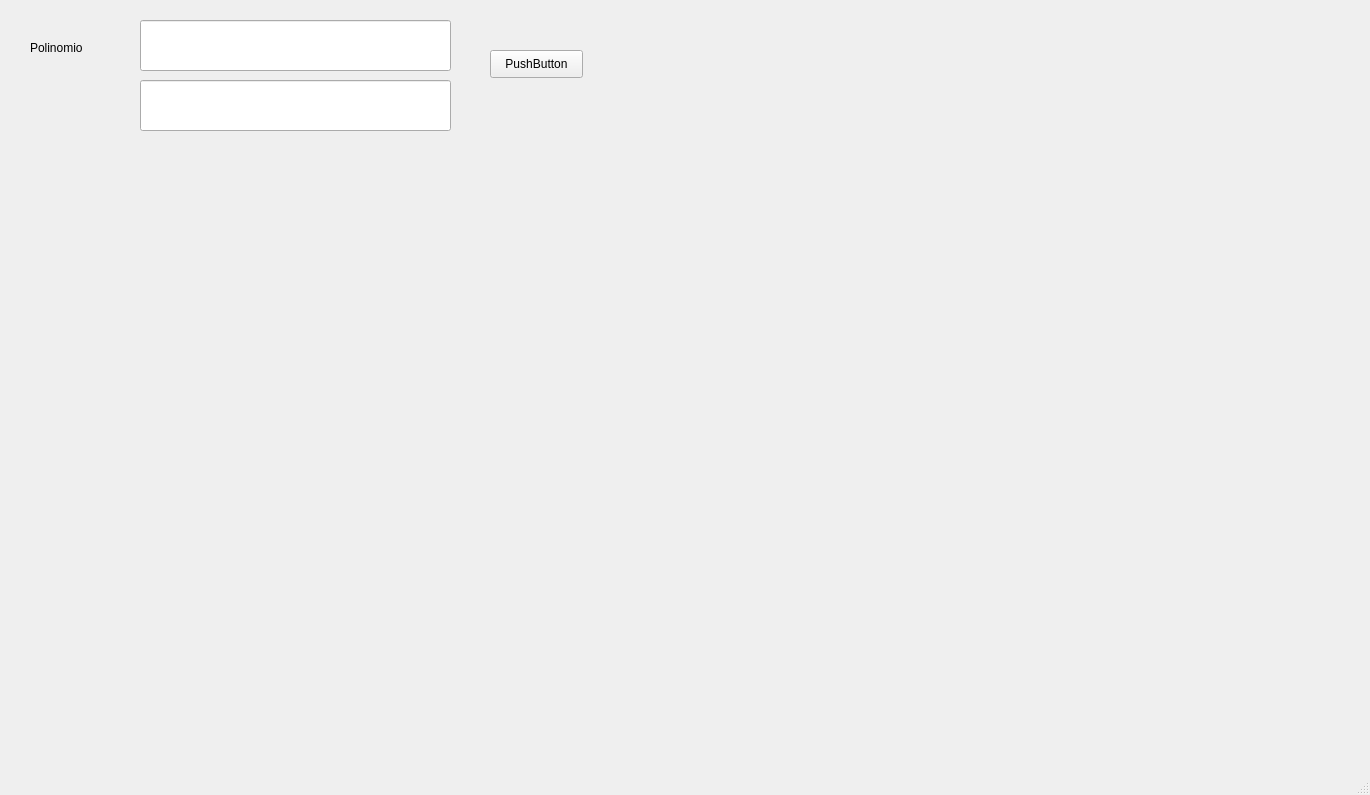
Old version of the form PIP/PIP_U4_EQ_1/PIP_Ejercicios/Graficacion/Plantilla_Grafica.ui in the repository Antonio1509/PIP.
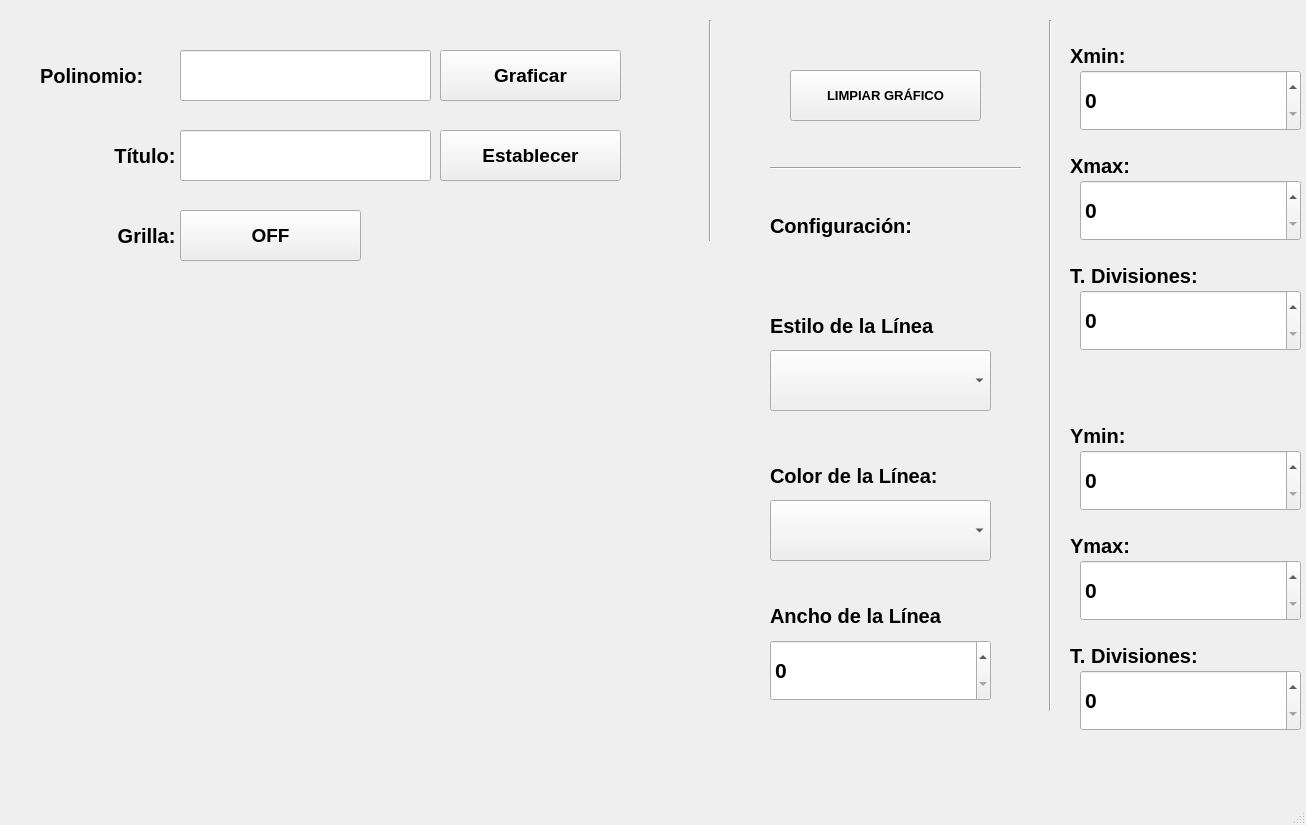
New version of the form.

Patch:
```diff
--- a/PIP/PIP_U4_EQ_1/PIP_Ejercicios/Graficacion/Plantilla_Grafica.ui
+++ b/PIP/PIP_U4_EQ_1/PIP_Ejercicios/Graficacion/Plantilla_Grafica.ui
@@ -6,58 +6,581 @@
    <rect>
     <x>0</x>
     <y>0</y>
-    <width>1370</width>
-    <height>795</height>
+    <width>1306</width>
+    <height>825</height>
    </rect>
   </property>
   <property name="windowTitle">
    <string>MainWindow</string>
   </property>
   <widget class="QWidget" name="centralwidget">
+   <widget class="QPushButton" name="btn_graficar">
+    <property name="geometry">
+     <rect>
+      <x>440</x>
+      <y>50</y>
+      <width>181</width>
+      <height>51</height>
+     </rect>
+    </property>
+    <property name="font">
+     <font>
+      <pointsize>14</pointsize>
+      <weight>75</weight>
+      <bold>true</bold>
+     </font>
+    </property>
+    <property name="text">
+     <string>Graficar</string>
+    </property>
+   </widget>
    <widget class="QLabel" name="label">
     <property name="geometry">
      <rect>
-      <x>30</x>
-      <y>40</y>
-      <width>91</width>
+      <x>40</x>
+      <y>50</y>
+      <width>141</width>
+      <height>51</height>
+     </rect>
+    </property>
+    <property name="font">
+     <font>
+      <pointsize>15</pointsize>
+      <weight>75</weight>
+      <bold>true</bold>
+     </font>
+    </property>
+    <property name="text">
+     <string>Polinomio: </string>
+    </property>
+   </widget>
+   <widget class="QLineEdit" name="txt_polinomio">
+    <property name="geometry">
+     <rect>
+      <x>180</x>
+      <y>50</y>
+      <width>251</width>
+      <height>51</height>
+     </rect>
+    </property>
+   </widget>
+   <widget class="QLabel" name="label_2">
+    <property name="geometry">
+     <rect>
+      <x>40</x>
+      <y>130</y>
+      <width>141</width>
+      <height>51</height>
+     </rect>
+    </property>
+    <property name="font">
+     <font>
+      <pointsize>15</pointsize>
+      <weight>75</weight>
+      <bold>true</bold>
+     </font>
+    </property>
+    <property name="text">
+     <string>Título: </string>
+    </property>
+    <property name="alignment">
+     <set>Qt::AlignRight|Qt::AlignTrailing|Qt::AlignVCenter</set>
+    </property>
+   </widget>
+   <widget class="QLineEdit" name="txt_titulo">
+    <property name="geometry">
+     <rect>
+      <x>180</x>
+      <y>130</y>
+      <width>251</width>
+      <height>51</height>
+     </rect>
+    </property>
+   </widget>
+   <widget class="QPushButton" name="btn_titulo">
+    <property name="geometry">
+     <rect>
+      <x>440</x>
+      <y>130</y>
+      <width>181</width>
+      <height>51</height>
+     </rect>
+    </property>
+    <property name="font">
+     <font>
+      <pointsize>14</pointsize>
+      <weight>75</weight>
+      <bold>true</bold>
+     </font>
+    </property>
+    <property name="text">
+     <string>Establecer</string>
+    </property>
+   </widget>
+   <widget class="QLabel" name="label_3">
+    <property name="geometry">
+     <rect>
+      <x>40</x>
+      <y>210</y>
+      <width>141</width>
+      <height>51</height>
+     </rect>
+    </property>
+    <property name="font">
+     <font>
+      <pointsize>15</pointsize>
+      <weight>75</weight>
+      <bold>true</bold>
+     </font>
+    </property>
+    <property name="text">
+     <string>Grilla: </string>
+    </property>
+    <property name="alignment">
+     <set>Qt::AlignRight|Qt::AlignTrailing|Qt::AlignVCenter</set>
+    </property>
+   </widget>
+   <widget class="QPushButton" name="btn_grilla">
+    <property name="geometry">
+     <rect>
+      <x>180</x>
+      <y>210</y>
+      <width>181</width>
+      <height>51</height>
+     </rect>
+    </property>
+    <property name="font">
+     <font>
+      <pointsize>14</pointsize>
+      <weight>75</weight>
+      <bold>true</bold>
+     </font>
+    </property>
+    <property name="text">
+     <string>OFF</string>
+    </property>
+   </widget>
+   <widget class="QWidget" name="verticalLayoutWidget">
+    <property name="geometry">
+     <rect>
+      <x>10</x>
+      <y>270</y>
+      <width>731</width>
+      <height>501</height>
+     </rect>
+    </property>
+    <layout class="QVBoxLayout" name="verticalLayout"/>
+   </widget>
+   <widget class="QPushButton" name="btn_limpiar">
+    <property name="geometry">
+     <rect>
+      <x>790</x>
+      <y>70</y>
+      <width>191</width>
+      <height>51</height>
+     </rect>
+    </property>
+    <property name="font">
+     <font>
+      <pointsize>10</pointsize>
+      <weight>75</weight>
+      <bold>true</bold>
+     </font>
+    </property>
+    <property name="text">
+     <string>LIMPIAR GRÁFICO</string>
+    </property>
+   </widget>
+   <widget class="Line" name="line">
+    <property name="geometry">
+     <rect>
+      <x>770</x>
+      <y>160</y>
+      <width>251</width>
       <height>16</height>
      </rect>
     </property>
+    <property name="orientation">
+     <enum>Qt::Horizontal</enum>
+    </property>
+   </widget>
+   <widget class="Line" name="line_2">
+    <property name="geometry">
+     <rect>
+      <x>700</x>
+      <y>20</y>
+      <width>20</width>
+      <height>221</height>
+     </rect>
+    </property>
+    <property name="orientation">
+     <enum>Qt::Vertical</enum>
+    </property>
+   </widget>
+   <widget class="QLabel" name="label_4">
+    <property name="geometry">
+     <rect>
+      <x>770</x>
+      <y>200</y>
+      <width>201</width>
+      <height>51</height>
+     </rect>
+    </property>
+    <property name="font">
+     <font>
+      <pointsize>15</pointsize>
+      <weight>75</weight>
+      <bold>true</bold>
+     </font>
+    </property>
     <property name="text">
-     <string>Polinomio</string>
+     <string>Configuración: </string>
     </property>
    </widget>
-   <widget class="QLineEdit" name="lineEdit">
+   <widget class="QLabel" name="label_5">
     <property name="geometry">
      <rect>
-      <x>140</x>
+      <x>770</x>
+      <y>300</y>
+      <width>231</width>
+      <height>51</height>
+     </rect>
+    </property>
+    <property name="font">
+     <font>
+      <pointsize>15</pointsize>
+      <weight>75</weight>
+      <bold>true</bold>
+     </font>
+    </property>
+    <property name="text">
+     <string>Estilo de la Línea</string>
+    </property>
+   </widget>
+   <widget class="QLabel" name="label_6">
+    <property name="geometry">
+     <rect>
+      <x>770</x>
+      <y>450</y>
+      <width>211</width>
+      <height>51</height>
+     </rect>
+    </property>
+    <property name="font">
+     <font>
+      <pointsize>15</pointsize>
+      <weight>75</weight>
+      <bold>true</bold>
+     </font>
+    </property>
+    <property name="text">
+     <string>Color de la Línea:</string>
+    </property>
+   </widget>
+   <widget class="QLabel" name="label_7">
+    <property name="geometry">
+     <rect>
+      <x>770</x>
+      <y>590</y>
+      <width>231</width>
+      <height>51</height>
+     </rect>
+    </property>
+    <property name="font">
+     <font>
+      <pointsize>15</pointsize>
+      <weight>75</weight>
+      <bold>true</bold>
+     </font>
+    </property>
+    <property name="text">
+     <string>Ancho de la Línea </string>
+    </property>
+   </widget>
+   <widget class="QComboBox" name="cb_estiloLinea">
+    <property name="geometry">
+     <rect>
+      <x>770</x>
+      <y>350</y>
+      <width>221</width>
+      <height>61</height>
+     </rect>
+    </property>
+    <property name="font">
+     <font>
+      <pointsize>16</pointsize>
+      <weight>75</weight>
+      <bold>true</bold>
+     </font>
+    </property>
+   </widget>
+   <widget class="QComboBox" name="cb_ColorLinea">
+    <property name="geometry">
+     <rect>
+      <x>770</x>
+      <y>500</y>
+      <width>221</width>
+      <height>61</height>
+     </rect>
+    </property>
+    <property name="font">
+     <font>
+      <pointsize>16</pointsize>
+      <weight>75</weight>
+      <bold>true</bold>
+     </font>
+    </property>
+   </widget>
+   <widget class="QSpinBox" name="sp_anchoLinea">
+    <property name="geometry">
+     <rect>
+      <x>770</x>
+      <y>640</y>
+      <width>221</width>
+      <height>61</height>
+     </rect>
+    </property>
+    <property name="font">
+     <font>
+      <pointsize>16</pointsize>
+      <weight>75</weight>
+      <bold>true</bold>
+     </font>
+    </property>
+   </widget>
+   <widget class="Line" name="line_3">
+    <property name="geometry">
+     <rect>
+      <x>1040</x>
       <y>20</y>
-      <width>311</width>
+      <width>20</width>
+      <height>691</height>
+     </rect>
+    </property>
+    <property name="orientation">
+     <enum>Qt::Vertical</enum>
+    </property>
+   </widget>
+   <widget class="QLabel" name="label_8">
+    <property name="geometry">
+     <rect>
+      <x>1070</x>
+      <y>30</y>
+      <width>91</width>
       <height>51</height>
      </rect>
     </property>
+    <property name="font">
+     <font>
+      <pointsize>15</pointsize>
+      <weight>75</weight>
+      <bold>true</bold>
+     </font>
+    </property>
+    <property name="text">
+     <string>Xmin:</string>
+    </property>
    </widget>
-   <widget class="QPushButton" name="pushButton">
+   <widget class="QLabel" name="label_9">
     <property name="geometry">
      <rect>
-      <x>490</x>
-      <y>50</y>
-      <width>93</width>
-      <height>28</height>
+      <x>1070</x>
+      <y>140</y>
+      <width>91</width>
+      <height>51</height>
      </rect>
     </property>
+    <property name="font">
+     <font>
+      <pointsize>15</pointsize>
+      <weight>75</weight>
+      <bold>true</bold>
+     </font>
+    </property>
     <property name="text">
-     <string>PushButton</string>
+     <string>Xmax:</string>
     </property>
    </widget>
-   <widget class="QLineEdit" name="lineEdit_2">
+   <widget class="QLabel" name="label_12">
     <property name="geometry">
      <rect>
-      <x>140</x>
-      <y>80</y>
-      <width>311</width>
+      <x>1070</x>
+      <y>250</y>
+      <width>171</width>
       <height>51</height>
      </rect>
+    </property>
+    <property name="font">
+     <font>
+      <pointsize>15</pointsize>
+      <weight>75</weight>
+      <bold>true</bold>
+     </font>
+    </property>
+    <property name="text">
+     <string>T. Divisiones: </string>
+    </property>
+   </widget>
+   <widget class="QSpinBox" name="sp_Xmin">
+    <property name="geometry">
+     <rect>
+      <x>1080</x>
+      <y>70</y>
+      <width>221</width>
+      <height>61</height>
+     </rect>
+    </property>
+    <property name="font">
+     <font>
+      <pointsize>16</pointsize>
+      <weight>75</weight>
+      <bold>true</bold>
+     </font>
+    </property>
+   </widget>
+   <widget class="QSpinBox" name="sp_Xmax">
+    <property name="geometry">
+     <rect>
+      <x>1080</x>
+      <y>180</y>
+      <width>221</width>
+      <height>61</height>
+     </rect>
+    </property>
+    <property name="font">
+     <font>
+      <pointsize>16</pointsize>
+      <weight>75</weight>
+      <bold>true</bold>
+     </font>
+    </property>
+   </widget>
+   <widget class="QSpinBox" name="sp_divisionesX">
+    <property name="geometry">
+     <rect>
+      <x>1080</x>
+      <y>290</y>
+      <width>221</width>
+      <height>61</height>
+     </rect>
+    </property>
+    <property name="font">
+     <font>
+      <pointsize>16</pointsize>
+      <weight>75</weight>
+      <bold>true</bold>
+     </font>
+    </property>
+   </widget>
+   <widget class="QSpinBox" name="sp_divisionesY">
+    <property name="geometry">
+     <rect>
+      <x>1080</x>
+      <y>670</y>
+      <width>221</width>
+      <height>61</height>
+     </rect>
+    </property>
+    <property name="font">
+     <font>
+      <pointsize>16</pointsize>
+      <weight>75</weight>
+      <bold>true</bold>
+     </font>
+    </property>
+   </widget>
+   <widget class="QSpinBox" name="sp_Ymin">
+    <property name="geometry">
+     <rect>
+      <x>1080</x>
+      <y>450</y>
+      <width>221</width>
+      <height>61</height>
+     </rect>
+    </property>
+    <property name="font">
+     <font>
+      <pointsize>16</pointsize>
+      <weight>75</weight>
+      <bold>true</bold>
+     </font>
+    </property>
+   </widget>
+   <widget class="QSpinBox" name="sp_Ymax">
+    <property name="geometry">
+     <rect>
+      <x>1080</x>
+      <y>560</y>
+      <width>221</width>
+      <height>61</height>
+     </rect>
+    </property>
+    <property name="font">
+     <font>
+      <pointsize>16</pointsize>
+      <weight>75</weight>
+      <bold>true</bold>
+     </font>
+    </property>
+   </widget>
+   <widget class="QLabel" name="label_10">
+    <property name="geometry">
+     <rect>
+      <x>1070</x>
+      <y>520</y>
+      <width>91</width>
+      <height>51</height>
+     </rect>
+    </property>
+    <property name="font">
+     <font>
+      <pointsize>15</pointsize>
+      <weight>75</weight>
+      <bold>true</bold>
+     </font>
+    </property>
+    <property name="text">
+     <string>Ymax:</string>
+    </property>
+   </widget>
+   <widget class="QLabel" name="label_11">
+    <property name="geometry">
+     <rect>
+      <x>1070</x>
+      <y>410</y>
+      <width>91</width>
+      <height>51</height>
+     </rect>
+    </property>
+    <property name="font">
+     <font>
+      <pointsize>15</pointsize>
+      <weight>75</weight>
+      <bold>true</bold>
+     </font>
+    </property>
+    <property name="text">
+     <string>Ymin:</string>
+    </property>
+   </widget>
+   <widget class="QLabel" name="label_13">
+    <property name="geometry">
+     <rect>
+      <x>1070</x>
+      <y>630</y>
+      <width>171</width>
+      <height>51</height>
+     </rect>
+    </property>
+    <property name="font">
+     <font>
+      <pointsize>15</pointsize>
+      <weight>75</weight>
+      <bold>true</bold>
+     </font>
+    </property>
+    <property name="text">
+     <string>T. Divisiones: </string>
     </property>
    </widget>
   </widget>
```
Left out of the diff: 2 changed lines with no effect on the pictures.
